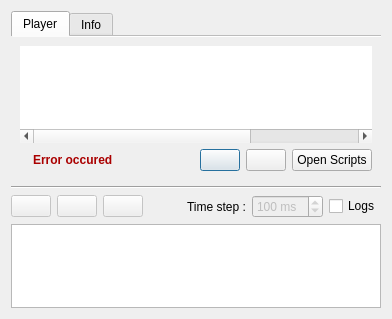
Qt form pqPlayBackEventsDialog.ui (Kitware/QtTesting) before a commit.
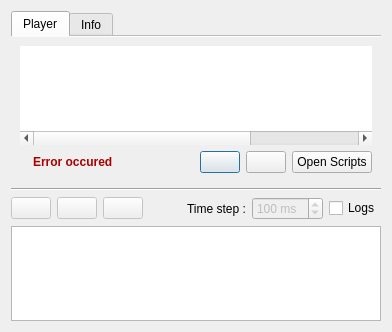
The same form after that commit. Icons and pictures are not drawn.

Commit message: STYLE: Change player dialog stop icon

Patch:
```diff
--- a/pqPlayBackEventsDialog.ui
+++ b/pqPlayBackEventsDialog.ui
@@ -10,7 +10,7 @@
     <x>0</x>
     <y>0</y>
     <width>392</width>
-    <height>319</height>
+    <height>332</height>
    </rect>
   </property>
   <property name="sizePolicy">
```
Left out of the diff: 4 changed lines with no effect on the pictures. The commit also changes 1 other file.
